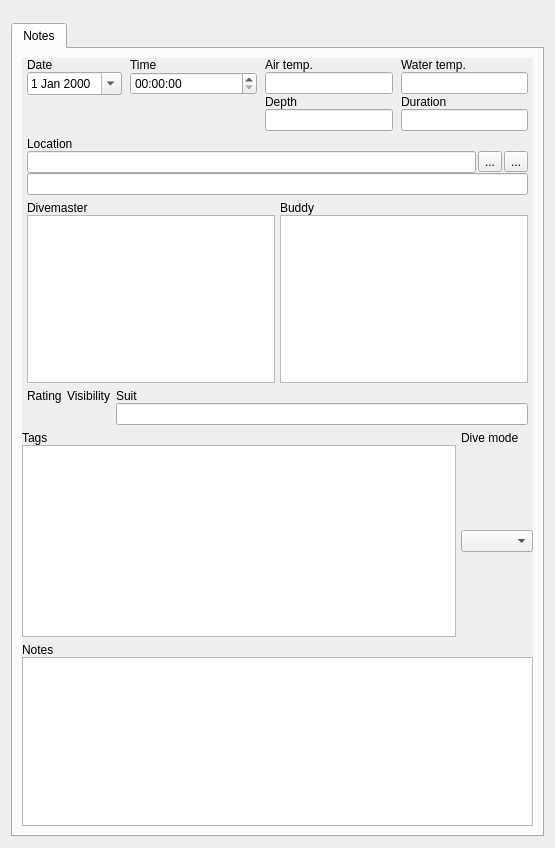
Old version of the form desktop-widgets/tab-widgets/maintab.ui in the repository subsurface/subsurface.
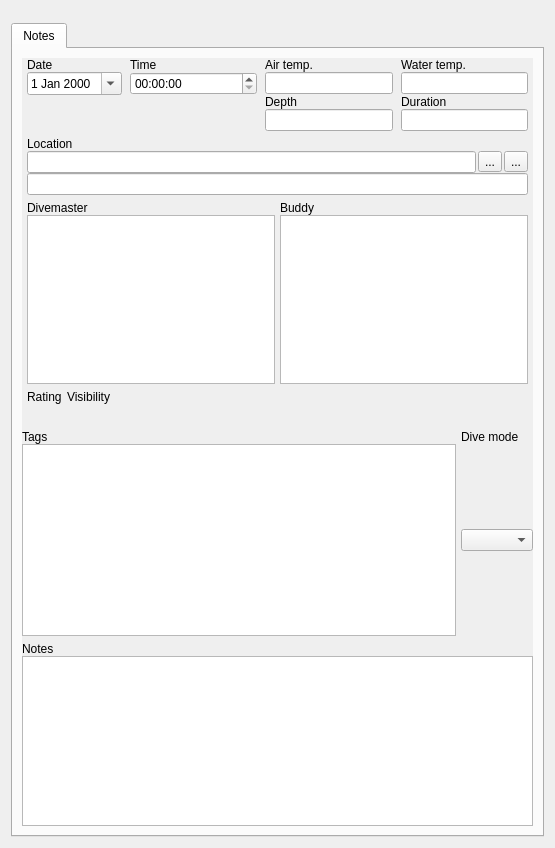
New version of the form. Icons and pictures are not drawn. Custom widgets are drawn as their Qt base class.

Commit message:
Move the Suit text box from the Notes tab to the Equipment tab
Sqash latest commit with previous one.

The edit to the form file:
```diff
--- a/desktop-widgets/tab-widgets/maintab.ui
+++ b/desktop-widgets/tab-widgets/maintab.ui
@@ -337,13 +337,6 @@
                </property>
               </widget>
              </item>
-             <item row="0" column="2">
-              <widget class="QLabel" name="SuitLabel">
-               <property name="text">
-                <string>Suit</string>
-               </property>
-              </widget>
-             </item>
              <item row="1" column="0" alignment="Qt::AlignVCenter">
               <widget class="StarWidget" name="rating" native="true">
                <property name="sizePolicy">
@@ -371,17 +364,20 @@
               </widget>
              </item>
              <item row="1" column="2">
-              <widget class="QLineEdit" name="suit">
-               <property name="sizePolicy">
-                <sizepolicy hsizetype="Expanding" vsizetype="Fixed">
-                 <horstretch>0</horstretch>
-                 <verstretch>0</verstretch>
-                </sizepolicy>
+              <spacer>
+               <property name="orientation">
+                <enum>Qt::Horizontal</enum>
                </property>
-               <property name="readOnly">
-                <bool>false</bool>
+               <property name="sizeType">
+                 <enum>QSizePolicy::Expanding</enum>
                </property>
-              </widget>
+               <property name="sizeHint" stdset="0">
+                <size>
+                 <width>20</width>
+                 <height>20</height>
+                </size>
+               </property>
+              </spacer>
              </item>
             </layout>
            </item>
```
The commit also changes 5 other files.
